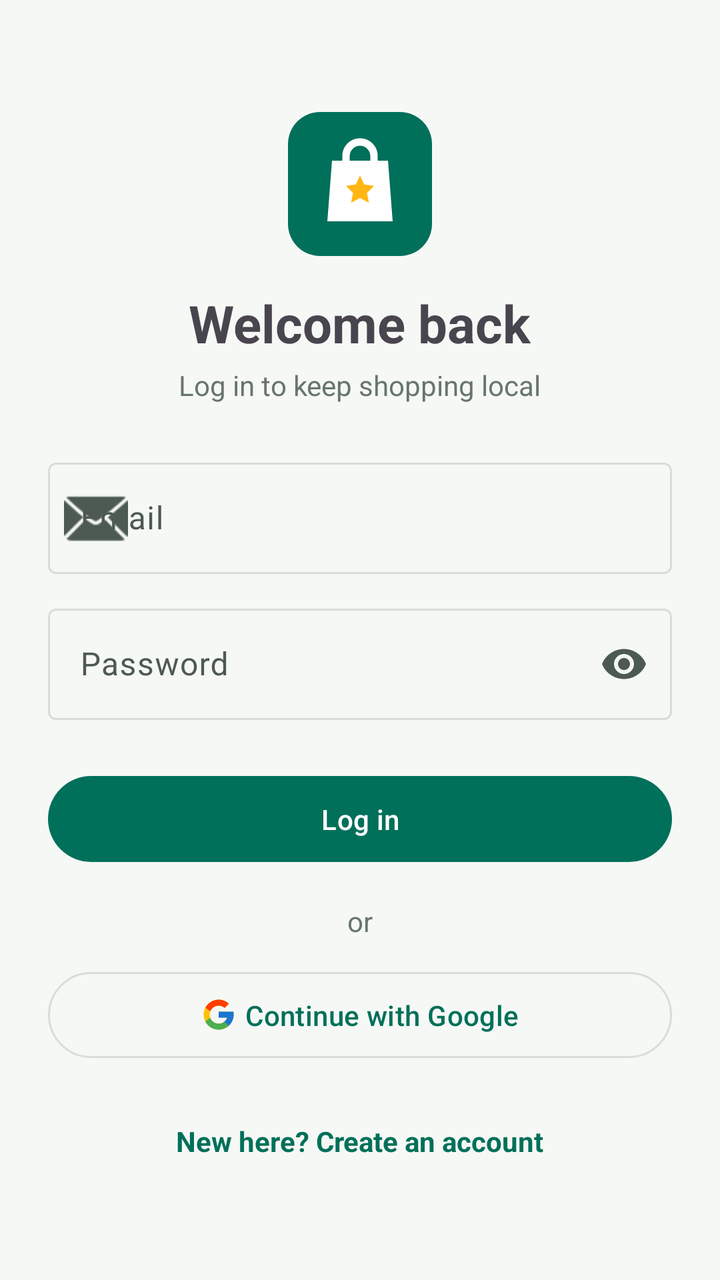
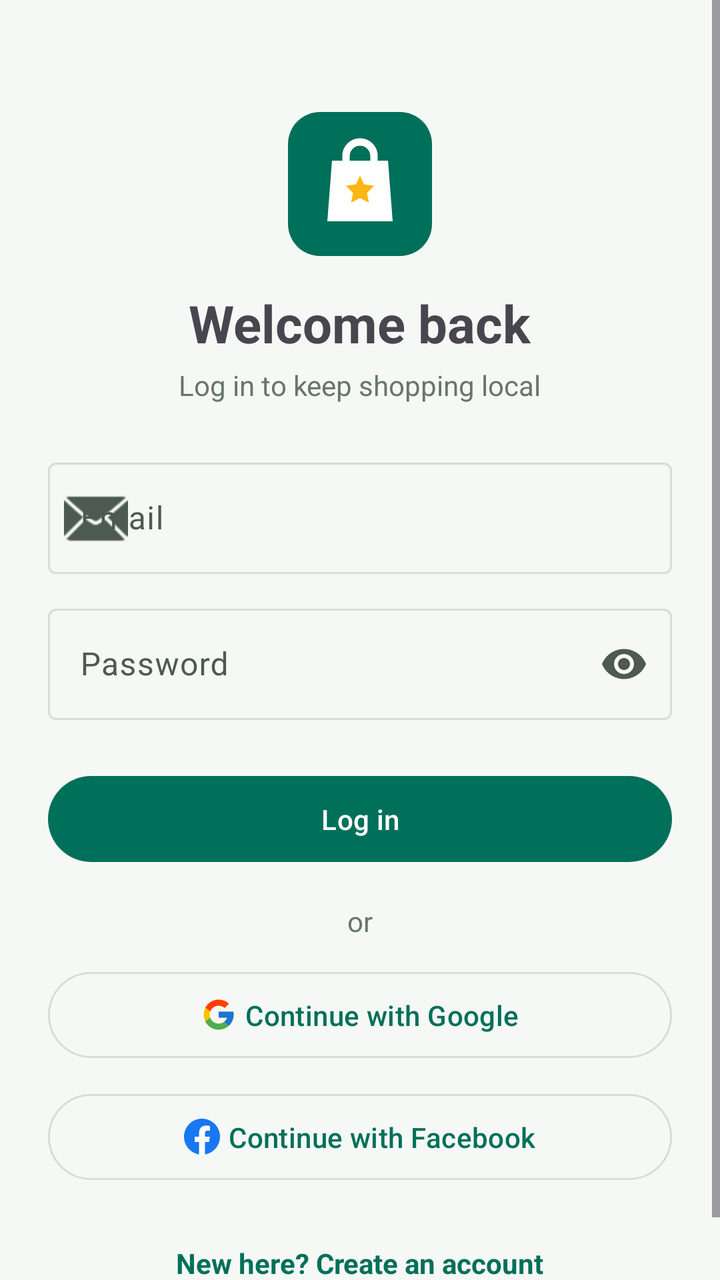

The first picture is an Android layout as it rendered before a commit; the second is the same layout after the commit. The layout source and the unified diff follow.
<!-- AndroidManifest.xml: application theme Theme.ShopLocal -->
<!-- res/layout/fragment_login.xml -->
<?xml version="1.0" encoding="utf-8"?>
<ScrollView xmlns:android="http://schemas.android.com/apk/res/android"
    xmlns:app="http://schemas.android.com/apk/res-auto"
    android:layout_width="match_parent"
    android:layout_height="match_parent"
    android:fillViewport="true">

    <LinearLayout
        android:layout_width="match_parent"
        android:layout_height="wrap_content"
        android:orientation="vertical"
        android:padding="24dp">

        <ImageView
            android:layout_width="72dp"
            android:layout_height="72dp"
            android:layout_gravity="center"
            android:layout_marginTop="32dp"
            android:background="@drawable/bg_points_card"
            android:padding="8dp"
            android:src="@drawable/ic_logo"
            android:contentDescription="@string/app_name" />

        <TextView
            android:layout_width="wrap_content"
            android:layout_height="wrap_content"
            android:layout_gravity="center"
            android:layout_marginTop="16dp"
            android:text="@string/login_welcome"
            android:textSize="26sp"
            android:textStyle="bold" />

        <TextView
            android:layout_width="wrap_content"
            android:layout_height="wrap_content"
            android:layout_gravity="center"
            android:layout_marginTop="4dp"
            android:layout_marginBottom="24dp"
            android:text="@string/login_subtitle"
            android:textColor="@color/grey_600" />

        <com.google.android.material.textfield.TextInputLayout
            android:id="@+id/inputEmailLayout"
            android:layout_width="match_parent"
            android:layout_height="wrap_content"
            android:hint="@string/email"
            app:startIconDrawable="@android:drawable/ic_dialog_email">

            <com.google.android.material.textfield.TextInputEditText
                android:id="@+id/inputEmail"
                android:layout_width="match_parent"
                android:layout_height="wrap_content"
                android:inputType="textEmailAddress" />
        </com.google.android.material.textfield.TextInputLayout>

        <com.google.android.material.textfield.TextInputLayout
            android:id="@+id/inputPasswordLayout"
            android:layout_width="match_parent"
            android:layout_height="wrap_content"
            android:layout_marginTop="12dp"
            android:hint="@string/password"
            app:endIconMode="password_toggle">

            <com.google.android.material.textfield.TextInputEditText
                android:id="@+id/inputPassword"
                android:layout_width="match_parent"
                android:layout_height="wrap_content"
                android:inputType="textPassword" />
        </com.google.android.material.textfield.TextInputLayout>

        <com.google.android.material.button.MaterialButton
            android:id="@+id/btnLogin"
            android:layout_width="match_parent"
            android:layout_height="wrap_content"
            android:layout_marginTop="24dp"
            android:paddingVertical="12dp"
            android:text="@string/login" />

        <TextView
            android:layout_width="wrap_content"
            android:layout_height="wrap_content"
            android:layout_gravity="center"
            android:layout_marginTop="16dp"
            android:text="@string/or"
            android:textColor="@color/grey_600" />

        <com.google.android.material.button.MaterialButton
            android:id="@+id/btnGoogle"
            style="@style/Widget.Material3.Button.OutlinedButton"
            android:layout_width="match_parent"
            android:layout_height="wrap_content"
            android:layout_marginTop="12dp"
            android:paddingVertical="12dp"
            android:text="@string/continue_google"
            app:icon="@drawable/ic_google"
            app:iconGravity="textStart"
            app:iconTint="@null" />

        <ProgressBar
            android:id="@+id/progress"
            android:layout_width="wrap_content"
            android:layout_height="wrap_content"
            android:layout_gravity="center"
            android:layout_marginTop="12dp"
            android:visibility="gone" />

        <TextView
            android:id="@+id/linkRegister"
            android:layout_width="wrap_content"
            android:layout_height="wrap_content"
            android:layout_gravity="center"
            android:layout_marginTop="20dp"
            android:padding="8dp"
            android:text="@string/no_account"
            android:textColor="@color/brand_green"
            android:textStyle="bold" />
    </LinearLayout>
</ScrollView>
<!-- resources referenced by this layout -->
<resources>
  <color name="brand_green">#00705A</color>
  <color name="grey_600">#67766D</color>
  <!-- drawable bg_points_card (drawable) -->
  <?xml version="1.0" encoding="utf-8"?>
  <shape xmlns:android="http://schemas.android.com/apk/res/android" android:shape="rectangle">
      <solid android:color="@color/brand_green" />
      <corners android:radius="16dp" />
  </shape>
  <!-- drawable ic_logo (drawable) -->
  <vector xmlns:android="http://schemas.android.com/apk/res/android"
      android:width="96dp" android:height="96dp"
      android:viewportWidth="24" android:viewportHeight="24">
      
      <path android:fillColor="#FFFFFF"
          android:pathData="M6,7h12l1,13H5L6,7z"/>
      
      <path android:strokeColor="#FFFFFF" android:strokeWidth="1.6" android:fillColor="#00000000"
          android:pathData="M9,8V6a3,3 0,0 1,6 0v2"/>
      
      <path android:fillColor="#FFB612"
          android:pathData="M12,10.2l0.9,1.9 2.1,0.3 -1.5,1.5 0.4,2.1 -1.9,-1 -1.9,1 0.4,-2.1 -1.5,-1.5 2.1,-0.3z"/>
  </vector>
  <string name="app_name">ShopLocal</string>
  <string name="continue_google">Continue with Google</string>
  <string name="email">Email</string>
  <string name="login">Log in</string>
  <string name="login_subtitle">Log in to keep shopping local</string>
  <string name="login_welcome">Welcome back</string>
  <string name="no_account">New here? Create an account</string>
  <string name="or">or</string>
  <string name="password">Password</string>
  <color name="brand_green_dark">#004C3C</color>
  <color name="white">#FFFFFF</color>
  <color name="brand_green_light">#CFEDE4</color>
  <color name="brand_gold">#F5A524</color>
  <color name="black">#141A17</color>
  <color name="brand_gold_light">#FFE7B3</color>
  <color name="brand_teal">#12A58A</color>
  <color name="app_background">#F6F8F5</color>
  <color name="app_surface">#FFFFFF</color>
  <color name="app_on_surface">#141A17</color>
  <color name="app_surface_variant">#EDF1EC</color>
  <color name="app_on_surface_variant">#4C5A51</color>
  <color name="app_surface_container">#F2F5F0</color>
  <color name="app_outline">#D6DED7</color>
  <color name="sale_red">#E23D49</color>
  <style name="ShapeAppearance.ShopLocal.Small" parent="ShapeAppearance.Material3.Corner.Small">
          <item name="cornerSize">12dp</item>
      </style>
  <style name="ShapeAppearance.ShopLocal.Medium" parent="ShapeAppearance.Material3.Corner.Medium">
          <item name="cornerSize">20dp</item>
      </style>
  <style name="ShapeAppearance.ShopLocal.Large" parent="ShapeAppearance.Material3.Corner.Large">
          <item name="cornerSize">28dp</item>
      </style>
  <style name="Widget.ShopLocal.Button" parent="Widget.Material3.Button">
          <item name="cornerRadius">26dp</item>
          <item name="android:paddingTop">13dp</item>
          <item name="android:paddingBottom">13dp</item>
          <item name="android:letterSpacing">0.01</item>
      </style>
  <!-- unchanged entries left out for length: 2 -->
</resources>

<!-- the commit's change to res/layout/fragment_login.xml (unified diff, before → after) -->
@@ -96,6 +96,18 @@
             app:iconGravity="textStart"
             app:iconTint="@null" />
 
+        <com.google.android.material.button.MaterialButton
+            android:id="@+id/btnFacebook"
+            style="@style/Widget.Material3.Button.OutlinedButton"
+            android:layout_width="match_parent"
+            android:layout_height="wrap_content"
+            android:layout_marginTop="10dp"
+            android:paddingVertical="12dp"
+            android:text="@string/continue_facebook"
+            app:icon="@drawable/ic_facebook"
+            app:iconGravity="textStart"
+            app:iconTint="@null" />
+
         <ProgressBar
             android:id="@+id/progress"
             android:layout_width="wrap_content"
<!-- resource entries referenced after the edit -->
@@ -8,6 +8,15 @@
       <solid android:color="@color/brand_green" />
       <corners android:radius="16dp" />
   </shape>
+  <!-- drawable ic_facebook (drawable) -->
+  <vector xmlns:android="http://schemas.android.com/apk/res/android"
+      android:width="20dp" android:height="20dp"
+      android:viewportWidth="24" android:viewportHeight="24">
+      <path android:fillColor="#1877F2"
+          android:pathData="M24,12C24,5.373,18.627,0,12,0S0,5.373,0,12c0,5.99,4.388,10.954,10.125,11.854V15.47H7.078V12h3.047V9.356c0,-3.007,1.792,-4.669,4.533,-4.669c1.312,0,2.686,0.235,2.686,0.235v2.953H15.83c-1.491,0,-1.956,0.925,-1.956,1.874V12h3.328l-0.532,3.47h-2.796v8.385C19.612,22.954,24,17.99,24,12z"/>
+      <path android:fillColor="#FFFFFF"
+          android:pathData="M16.671,15.47L17.203,12h-3.328V9.749c0,-0.949,0.465,-1.874,1.956,-1.874h1.513V4.922c0,0 -1.374,-0.235 -2.686,-0.235c-2.741,0 -4.533,1.662 -4.533,4.669V12H7.078v3.47h3.047v8.385C10.734,23.95,11.36,24,12,24s1.266,-0.05,1.875,-0.145V15.47H16.671z"/>
+  </vector>
   <!-- drawable ic_logo (drawable) -->
   <vector xmlns:android="http://schemas.android.com/apk/res/android"
       android:width="96dp" android:height="96dp"
@@ -23,6 +32,7 @@
           android:pathData="M12,10.2l0.9,1.9 2.1,0.3 -1.5,1.5 0.4,2.1 -1.9,-1 -1.9,1 0.4,-2.1 -1.5,-1.5 2.1,-0.3z"/>
   </vector>
   <string name="app_name">ShopLocal</string>
+  <string name="continue_facebook">Continue with Facebook</string>
   <string name="continue_google">Continue with Google</string>
   <string name="email">Email</string>
   <string name="login">Log in</string>
